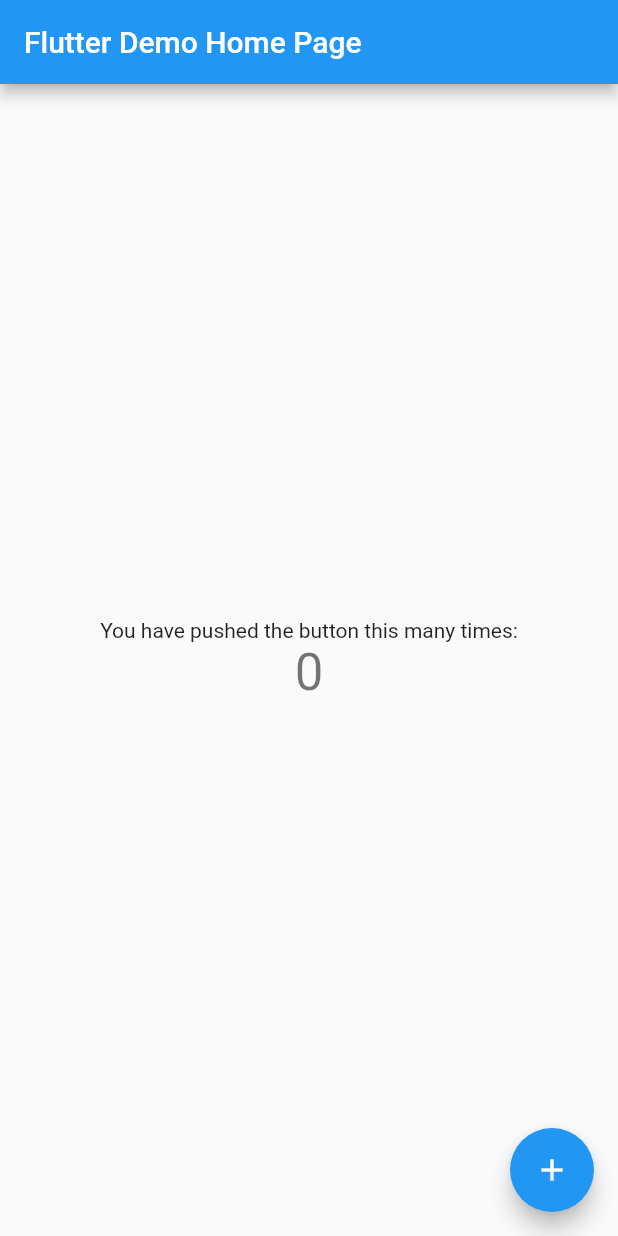
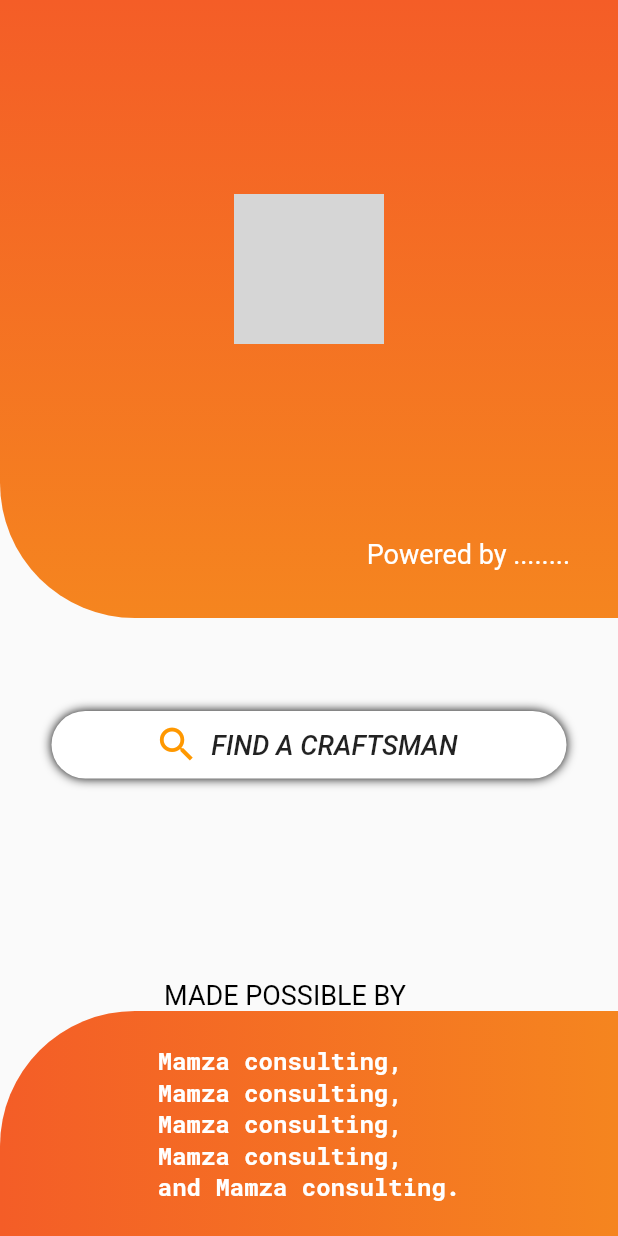
Before and after one commit to Leisser/mamza, a Flutter app: the screen it shows after launch, on a phone screen of 412 x 824 dp. Run offline on Flutter 3.47's test engine with Material 2 defaults, Android fonts, the phone set to English and light mode, and no system bars; grey boxes are pictures that could not be loaded.

Commit message:
Add files via upload

```diff
--- a/lib/main.dart
+++ b/lib/main.dart
@@ -1,4 +1,6 @@
 import 'package:flutter/material.dart';
+import 'package:flutter/services.dart';
+import 'package:mamza/pages/craftsman.dart';
 
 void main() => runApp(MyApp());
 
@@ -20,92 +22,169 @@ class MyApp extends StatelessWidget {
         // is not restarted.
         primarySwatch: Colors.blue,
       ),
-      home: MyHomePage(title: 'Flutter Demo Home Page'),
+      home: LoginPage(),
     );
   }
 }
 
-class MyHomePage extends StatefulWidget {
-  MyHomePage({Key key, this.title}) : super(key: key);
+class LoginPage extends StatefulWidget {
+  @override
+  State<StatefulWidget> createState() {
+    return _LoginPageState();
+  }
+}
 
-  // This widget is the home page of your application. It is stateful, meaning
-  // that it has a State object (defined below) that contains fields that affect
-  // how it looks.
+class _LoginPageState extends State<LoginPage> {
 
-  // This class is the configuration for the state. It holds the values (in this
-  // case the title) provided by the parent (in this case the App widget) and
-  // used by the build method of the State. Fields in a Widget subclass are
-  // always marked "final".
-
-  final String title;
+  // f45d27
+  // f5851f
 
   @override
-  _MyHomePageState createState() => _MyHomePageState();
-}
-
-class _MyHomePageState extends State<MyHomePage> {
-  int _counter = 0;
-
-  void _incrementCounter() {
-    setState(() {
-      // This call to setState tells the Flutter framework that something has
-      // changed in this State, which causes it to rerun the build method below
-      // so that the display can reflect the updated values. If we changed
-      // _counter without calling setState(), then the build method would not be
-      // called again, and so nothing would appear to happen.
-      _counter++;
-    });
+  void initState() {
+    SystemChrome.setEnabledSystemUIOverlays([]);
+    super.initState();
   }
 
   @override
   Widget build(BuildContext context) {
-    // This method is rerun every time setState is called, for instance as done
-    // by the _incrementCounter method above.
-    //
-    // The Flutter framework has been optimized to make rerunning build methods
-    // fast, so that you can just rebuild anything that needs updating rather
-    // than having to individually change instances of widgets.
     return Scaffold(
-      appBar: AppBar(
-        // Here we take the value from the MyHomePage object that was created by
-        // the App.build method, and use it to set our appbar title.
-        title: Text(widget.title),
-      ),
-      body: Center(
-        // Center is a layout widget. It takes a single child and positions it
-        // in the middle of the parent.
+      body: Container(
         child: Column(
-          // Column is also layout widget. It takes a list of children and
-          // arranges them vertically. By default, it sizes itself to fit its
-          // children horizontally, and tries to be as tall as its parent.
-          //
-          // Invoke "debug painting" (press "p" in the console, choose the
-          // "Toggle Debug Paint" action from the Flutter Inspector in Android
-          // Studio, or the "Toggle Debug Paint" command in Visual Studio Code)
-          // to see the wireframe for each widget.
-          //
-          // Column has various properties to control how it sizes itself and
-          // how it positions its children. Here we use mainAxisAlignment to
-          // center the children vertically; the main axis here is the vertical
-          // axis because Columns are vertical (the cross axis would be
-          // horizontal).
-          mainAxisAlignment: MainAxisAlignment.center,
           children: <Widget>[
-            Text(
-              'You have pushed the button this many times:',
+            Container(
+              width: MediaQuery.of(context).size.width,
+              height: MediaQuery.of(context).size.height/2.0,
+              decoration: BoxDecoration(
+                gradient: LinearGradient(
+                  begin: Alignment.topCenter,
+                  end: Alignment.bottomCenter,
+                  colors: [
+                    Color(0xFFf45d27),
+                    Color(0xFFf5851f)
+                  ],
+                ),
+                borderRadius: BorderRadius.only(
+                  bottomLeft: Radius.circular(90)
+                )
+              ),
+              child: Column(
+                mainAxisAlignment: MainAxisAlignment.center,
+                children: <Widget>[
+                  Spacer(),
+                  Align(
+                    alignment: Alignment.center,
+                    child: new ClipRRect(
+                      borderRadius: new BorderRadius.circular(8.0),
+                      child: new Image(image: new AssetImage('assets/pics/pol.png'),width: 100,height: 100,),
+                    )
+                  ),
+                  Spacer(),
+
+                  Align(
+                    alignment: Alignment.bottomRight,
+                      child: Padding(
+                        padding: const EdgeInsets.only(
+                          bottom: 32,
+                          right: 32
+                        ),
+                        child: Text('Powered by ........',
+                          style: TextStyle(
+                            color: Colors.white,
+                            fontSize: 18
+                          ),
+                        ),
+                      ),
+                  ),
+                ],
+              ),
             ),
-            Text(
-              '$_counter',
-              style: Theme.of(context).textTheme.display1,
-            ),
+
+            Container(
+              height: MediaQuery.of(context).size.height/2,
+              width: MediaQuery.of(context).size.width,
+              padding: EdgeInsets.only(top: 62),
+              child: Column(
+                children: <Widget>[
+                  Container(
+                    width: MediaQuery.of(context).size.width/1.2,
+                    height: 45,
+                    padding: EdgeInsets.only(
+                      top: 4,left: 16, right: 16, bottom: 4
+                    ),
+                    decoration: BoxDecoration(
+                      borderRadius: BorderRadius.all(
+                        Radius.circular(50)
+                      ),
+                      color: Colors.white,
+                      boxShadow: [
+                        BoxShadow(
+                          color: Colors.black,
+                          blurRadius: 5
+                        )
+                      ]
+                    ),
+                    child: FlatButton.icon(
+                      color: Colors.white,
+                      splashColor: Colors.green,
+                      icon: Icon(Icons.search, size: 30.0, color: Colors.orange,), //`Icon` to display
+                      label: Text('FIND A CRAFTSMAN', style: TextStyle(fontSize: 18, fontStyle: FontStyle.italic ),), //`Text` to display
+                      onPressed: () {
+                        Navigator.push(
+                          context,
+                          MaterialPageRoute(builder: (context) => Craftman()),
+                        );
+                      },
+                    ),
+                  ),
+                  Spacer(),
+
+                  Align(
+                    alignment: Alignment.center,
+                    child: Padding(
+                      padding: const EdgeInsets.only(
+                        top: 16, right: 32
+                      ),
+                      child: Text('Made possible by'.toUpperCase(),
+                        style: TextStyle(
+                          color: Colors.black,
+                          fontSize: 18,
+                        ),
+                      ),
+                    ),
+                  ),
+
+                  Container(
+                    height: 150,
+                    width: MediaQuery.of(context).size.width,
+                    decoration: BoxDecoration(
+                      gradient: LinearGradient(
+                        colors: [
+                          Color(0xFFf45d27),
+                          Color(0xFFf5851f)
+                        ],
+                      ),
+                      borderRadius: BorderRadius.only(
+                        topLeft: Radius.circular(90)
+                      )
+                    ),
+                    child: Center(
+                      child: Text('Mamza consulting,\nMamza consulting,\nMamza consulting,\nMamza consulting,\nand Mamza consulting.',
+                        style: TextStyle(
+                          color: Colors.white,
+                          fontWeight: FontWeight.bold,
+                          fontSize: 16,
+                          fontFamily: 'RobotoMono',
+                        ),
+                      ),
+
+                    ),
+                  ),
+                ],
+              ),
+            )
           ],
         ),
       ),
-      floatingActionButton: FloatingActionButton(
-        onPressed: _incrementCounter,
-        tooltip: 'Increment',
-        child: Icon(Icons.add),
-      ), // This trailing comma makes auto-formatting nicer for build methods.
     );
   }
 }
```
